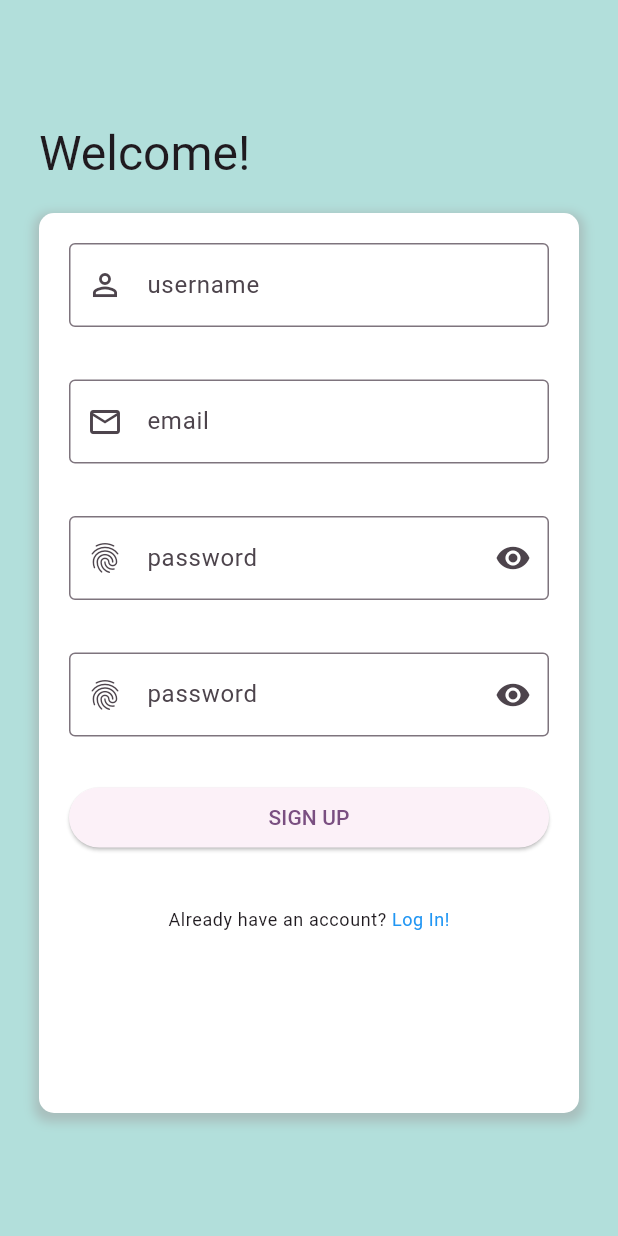
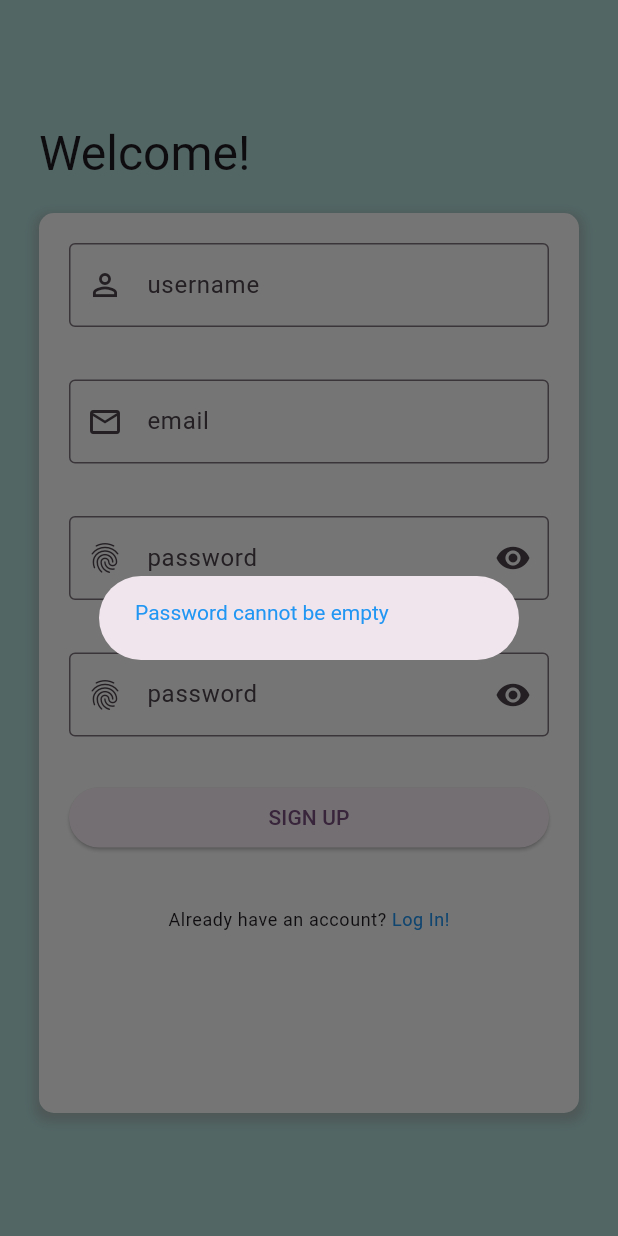
Before and after one commit to ZachariahHansen/CloudProject, a Flutter app: the CreateUserPage screen opened directly, after a tap on "SIGN UP", on a phone screen of 412 x 824 dp. Run offline on Flutter 3.47's test engine with Material 3 defaults, Android fonts, the light colour scheme and no system bars; our stand-ins replace flutter_secure_storage; missing offline and left inert: dart:html; accounts and stored records are empty; statements that could not run were skipped.

Commit message:
finished adding the registration for front end

```diff
--- a/frontend/cloud_project/lib/features/screens/createUser/createUserForm.dart
+++ b/frontend/cloud_project/lib/features/screens/createUser/createUserForm.dart
@@ -13,6 +13,7 @@
   final _emailController = TextEditingController();
   final _passController = TextEditingController();
   final _repassController = TextEditingController();
+  final AuthService _authService = AuthService(); // Create an instance of AuthService
 
   @override
   void dispose() {
@@ -107,9 +108,9 @@
                 width: double.infinity,
                 child: ElevatedButton(
                   onPressed: () async {
-                    String error = await validateUsername(_usernameController.text);
+                    String error = await _authService.validateUsername(_usernameController.text);
                       if (error.isEmpty) {
-                        error = validatePassword(_passController.text, _repassController.text);
+                        error = _authService.validatePassword(_passController.text, _repassController.text);
                         if (error.isEmpty) {
                         }
                       }
--- a/frontend/cloud_project/lib/features/scripts/create_account.dart
+++ b/frontend/cloud_project/lib/features/scripts/create_account.dart
@@ -3,7 +3,7 @@
 import 'package:flutter_secure_storage/flutter_secure_storage.dart';
 
 class AuthService {
-  final String apiUrl = 'https://3es48sls0c.execute-api.us-east-2.amazonaws.com/Prod'; // Replace with your actual API URL
+  final String apiUrl = 'https://3es48sls0c.execute-api.us-east-2.amazonaws.com/Prod';
   final storage = FlutterSecureStorage();
 
   Future<Map<String, dynamic>> register({
@@ -13,11 +13,25 @@
     bool isAdmin = false,
   }) async {
     try {
+      // Validate inputs before making the API call
+      String usernameError = await validateUsername(username);
+      if (usernameError.isNotEmpty) {
+        return {'success': false, 'message': usernameError};
+      }
+
+      String emailError = await validateEmail(email);
+      if (emailError.isNotEmpty) {
+        return {'success': false, 'message': emailError};
+      }
+
+      String passwordError = validatePassword(password, password); // Assuming password confirmation is the same
+      if (passwordError.isNotEmpty) {
+        return {'success': false, 'message': passwordError};
+      }
+
       final response = await http.post(
-        Uri.parse('$apiUrl/users/register'), // Adjust the endpoint if necessary
-        headers: {
-          'Content-Type': 'application/json',
-        },
+        Uri.parse('$apiUrl/users/register'),
+        headers: {'Content-Type': 'application/json'},
         body: json.encode({
           'username': username,
           'email_address': email,
@@ -28,11 +42,8 @@
 
       if (response.statusCode == 200) {
         final responseData = json.decode(response.body);
-
-        // Store the JWT token securely
         await storage.write(key: 'jwt_token', value: responseData['token']);
         await storage.write(key: 'user_id', value: responseData['Id']);
-
         return {
           'success': true,
           'message': responseData['message'],
@@ -52,6 +63,53 @@
     }
   }
 
+  Future<String> validateUsername(String username) async {
+    if (username.isEmpty) {
+      return "Username cannot be empty";
+    }
+    if (username.length < 3) {
+      return "Username must be at least 3 characters long";
+    }
+    // You might want to add an API call here to check if the username already exists
+    return "";
+  }
+
+  Future<String> validateEmail(String email) async {
+    if (email.isEmpty) {
+      return "Email cannot be empty";
+    }
+    if (!RegExp(r'^[\w-\.]+@([\w-]+\.)+[\w-]{2,4}$').hasMatch(email)) {
+      return "Invalid email format";
+    }
+    // You might want to add an API call here to check if the email already exists
+    return "";
+  }
+
+  String validatePassword(String password, String confirmPassword) {
+    if (password.isEmpty) {
+      return "Password cannot be empty";
+    }
+    if (password.length < 8) {
+      return "Password must be at least 8 characters long";
+    }
+    if (!password.contains(RegExp(r'[A-Z]'))) {
+      return "Password must contain at least one uppercase letter";
+    }
+    if (!password.contains(RegExp(r'[a-z]'))) {
+      return "Password must contain at least one lowercase letter";
+    }
+    if (!password.contains(RegExp(r'[0-9]'))) {
+      return "Password must contain at least one number";
+    }
+    if (!password.contains(RegExp(r'[!@#$%^&*(),.?":{}|<>]'))) {
+      return "Password must contain at least one special character";
+    }
+    if (password != confirmPassword) {
+      return "Passwords do not match";
+    }
+    return "";
+  }
+
   Future<String?> getToken() async {
     return await storage.read(key: 'jwt_token');
   }
```
